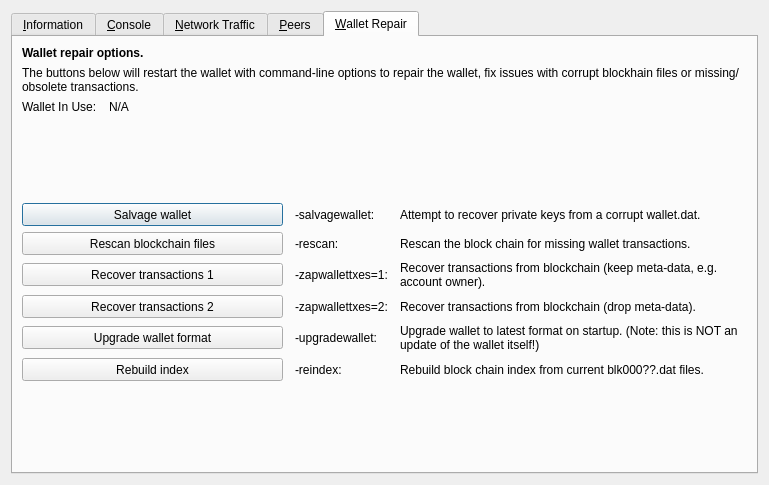
This is src/qt/forms/rpcconsole.ui in BitBlocksProject/BitBlocks as Qt 5 draws it before an edit. The edited form follows.
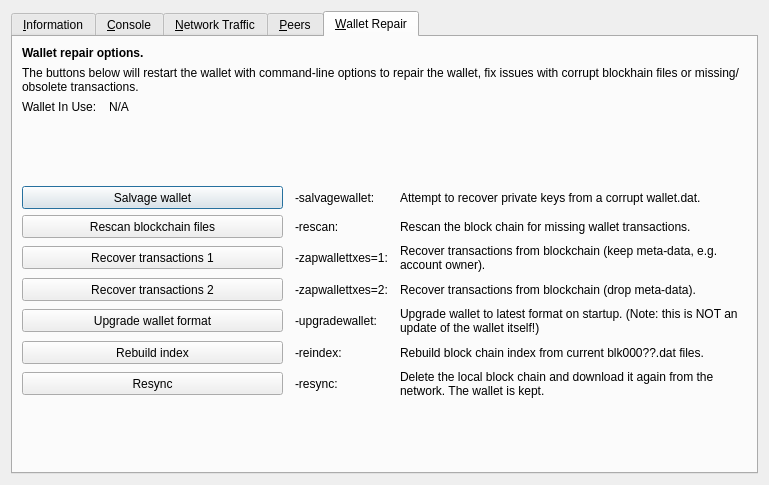
This is the edited form. The open tabs and pages were chosen to show the change. Icons and pictures are not drawn. Custom widgets are drawn as their Qt base class.

Commit message:
init: add -resync to delete the block chain and sync from scratch
Removes blocks/ and chainstate/ once the databases are closed and loads
an empty chain; the wallet, backups, peers and masternode caches stay.
Also exposed as Resync in the Qt wallet repair tab.

```diff
--- a/src/qt/forms/rpcconsole.ui
+++ b/src/qt/forms/rpcconsole.ui
@@ -1317,7 +1317,37 @@
          </property>
         </widget>
        </item>
-       <item row="10" column="0">
+       <item row="10" column="0" colspan="2">
+        <widget class="QPushButton" name="btn_resync">
+         <property name="minimumSize">
+          <size>
+           <width>100</width>
+           <height>23</height>
+          </size>
+         </property>
+         <property name="text">
+          <string>Resync</string>
+         </property>
+        </widget>
+       </item>
+       <item row="10" column="2">
+        <widget class="QLabel" name="label_repair_resync_command">
+         <property name="text">
+          <string notr="true">-resync:</string>
+         </property>
+        </widget>
+       </item>
+       <item row="10" column="3">
+        <widget class="QLabel" name="label_repair_resync">
+         <property name="text">
+          <string>Delete the local block chain and download it again from the network. The wallet is kept.</string>
+         </property>
+         <property name="wordWrap">
+          <bool>true</bool>
+         </property>
+        </widget>
+       </item>
+       <item row="11" column="0">
         <spacer name="verticalSpacer_repair2">
          <property name="orientation">
           <enum>Qt::Vertical</enum>
```
The commit also changes 3 other files.
